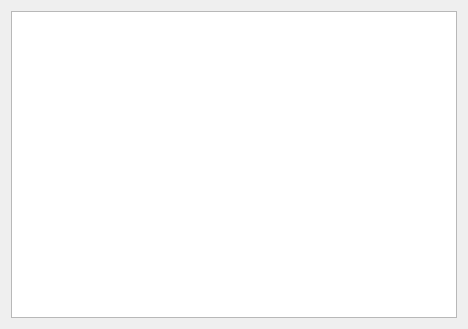
Old version of the form src/KamiCmd/DebugDialog.ui in the repository TeamKami/KamiCmd.
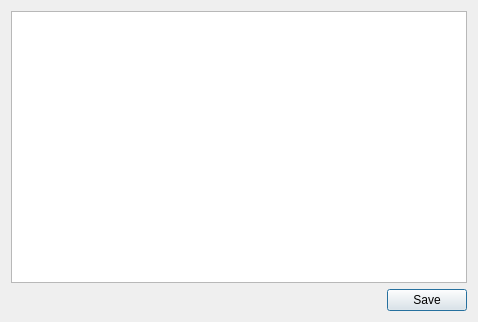
New version of the form.

Commit message: Debug log can be saved to file now

The edit to the form file:
```diff
--- a/src/KamiCmd/DebugDialog.ui
+++ b/src/KamiCmd/DebugDialog.ui
@@ -6,17 +6,41 @@
    <rect>
     <x>0</x>
     <y>0</y>
-    <width>468</width>
-    <height>329</height>
+    <width>478</width>
+    <height>322</height>
    </rect>
   </property>
   <property name="windowTitle">
    <string>Debug Browser</string>
   </property>
-  <layout class="QHBoxLayout" name="horizontalLayout">
+  <layout class="QVBoxLayout" name="verticalLayout">
    <item>
     <widget class="QTextBrowser" name="debugBrowser"/>
    </item>
+   <item>
+    <layout class="QHBoxLayout" name="horizontalLayout">
+     <item>
+      <spacer name="horizontalSpacer">
+       <property name="orientation">
+        <enum>Qt::Horizontal</enum>
+       </property>
+       <property name="sizeHint" stdset="0">
+        <size>
+         <width>40</width>
+         <height>20</height>
+        </size>
+       </property>
+      </spacer>
+     </item>
+     <item>
+      <widget class="QPushButton" name="saveButton">
+       <property name="text">
+        <string>Save</string>
+       </property>
+      </widget>
+     </item>
+    </layout>
+   </item>
   </layout>
  </widget>
  <layoutdefault spacing="6" margin="11"/>
```
The commit also changes 4 other files.
